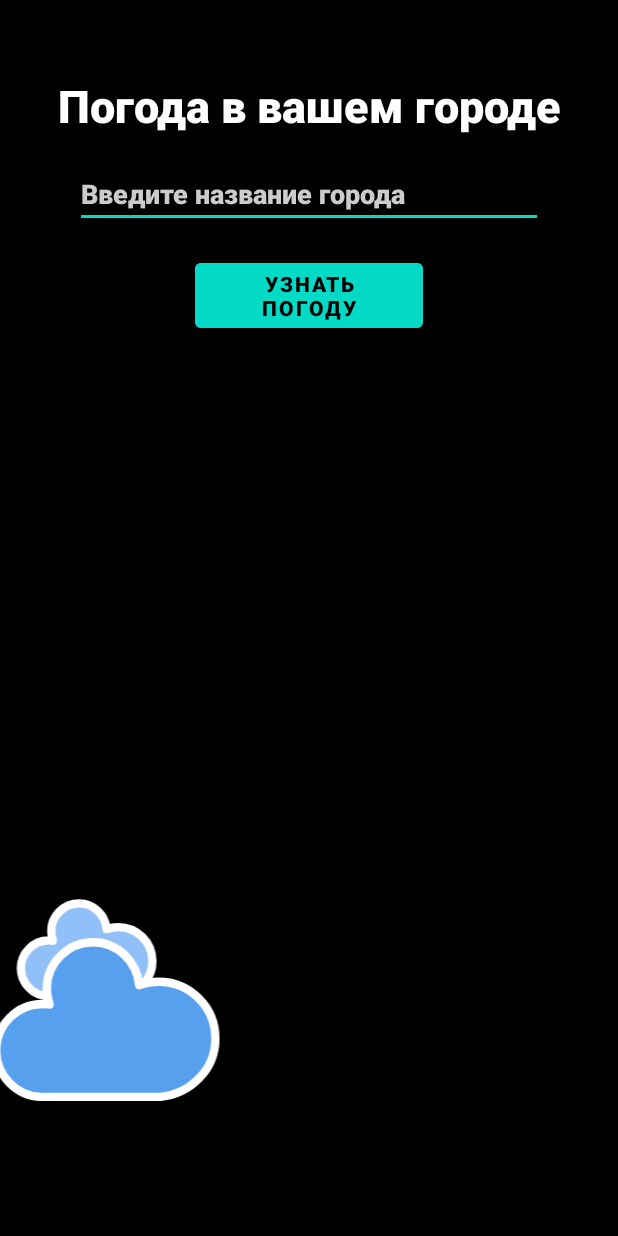
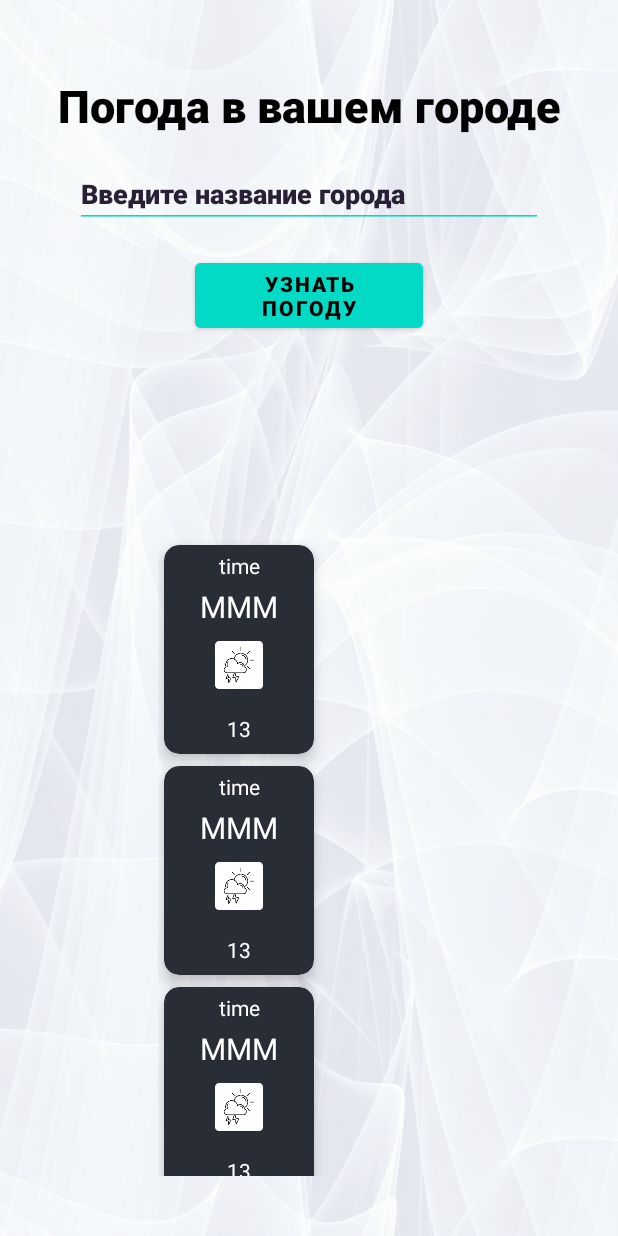
Before and after one commit to DenKorparation/FSE_project_Android, an Android app: the screen it shows after launch (MainActivity), on a phone screen of 412 x 824 dp. Run offline under Robolectric (Android 15) with nearby library versions, the phone set to English and light mode, and no system bars; Roboto replaces fonts that are not available here.

Commit message:
Recycler View

```diff
--- a/app/build.gradle
+++ b/app/build.gradle
@@ -43,6 +43,7 @@ dependencies {
     implementation 'com.google.android.gms:play-services-location:17.0.0'
     implementation 'com.google.android.material:material:1.4.0'
 
+
     testImplementation 'junit:junit:4.+'
     androidTestImplementation 'androidx.test.ext:junit:1.1.3'
     androidTestImplementation 'androidx.test.espresso:espresso-core:3.4.0'
--- a/app/src/main/java/com/uni/MainActivity.java
+++ b/app/src/main/java/com/uni/MainActivity.java
@@ -5,9 +5,12 @@ import android.graphics.BitmapFactory;
 import android.os.AsyncTask;
 import android.provider.ContactsContract;
 import android.view.View;
+import android.view.WindowManager;
 import android.widget.*;
 import androidx.appcompat.app.AppCompatActivity;
 import android.os.Bundle;
+import androidx.recyclerview.widget.LinearLayoutManager;
+import androidx.recyclerview.widget.RecyclerView;
 import org.json.JSONObject;
 
 import java.io.IOException;
@@ -16,9 +19,14 @@ import java.io.InputStreamReader;
 import java.net.HttpURLConnection;
 import java.net.MalformedURLException;
 import java.net.URL;
+import java.util.ArrayList;
+import java.util.HashMap;
+import java.util.Map;
 
 
 public class MainActivity extends AppCompatActivity {
+
+    private RecyclerView weatherlist;
     private Database database;
     private EditText user_field;
     private Button main_btn;
@@ -27,6 +35,10 @@ public class MainActivity extends AppCompatActivity {
     private TextView windspeed;
     private TextView pressure;
     private ImageView icon;
+    public String idIcons;
+    private Map<String, Integer> map = new HashMap<String, Integer>();
+    private weatherRVAdapter weatherRvAdapter;
+
 
     @Override
     protected void onCreate(Bundle savedInstanceState) {
@@ -34,7 +46,9 @@ public class MainActivity extends AppCompatActivity {
         setContentView(R.layout.activity_main);
 
         database = new Database();
-
+        weatherlist = findViewById(R.id.rv_blocks);
+        LinearLayoutManager layoutManager = new LinearLayoutManager(this);
+        weatherlist.setLayoutManager(layoutManager);
         user_field = findViewById(R.id.user_field);
         main_btn = findViewById(R.id.main_button);
         result_info = findViewById(R.id.resultinfo);
@@ -42,17 +56,44 @@ public class MainActivity extends AppCompatActivity {
         windspeed = findViewById(R.id.windspeed);
         pressure = findViewById(R.id.pressure);
         icon = findViewById(R.id.icon);
+        weatherRvAdapter = new weatherRVAdapter(10);
+        weatherlist.setAdapter(weatherRvAdapter);
+
+
+        map.put("01d", R.drawable.ic__1d);
+        map.put("01n", R.drawable.ic__1n);
+        map.put("02d", R.drawable.ic__2d);
+        map.put("02n", R.drawable.ic__2n);
+        map.put("03d", R.drawable.ic__3d);
+        map.put("03n", R.drawable.ic__3n);
+        map.put("04d", R.drawable.ic__4d);
+        map.put("04n", R.drawable.ic__4n);
+        map.put("09d", R.drawable.ic__9d);
+        map.put("09n", R.drawable.ic__9n);
+        map.put("10d", R.drawable.ic__10d);
+        map.put("10n", R.drawable.ic__10n);
+        map.put("11d", R.drawable.ic__11d);
+        map.put("11n", R.drawable.ic__11n);
+        map.put("13d", R.drawable.ic__13d);
+        map.put("13n", R.drawable.ic__13n);
+        map.put("50d", R.drawable.ic__50d);
+        map.put("50n", R.drawable.ic__50n);
+
+
+
+
 
         main_btn.setOnClickListener(new View.OnClickListener() {
             @Override
             public void onClick(View v) {
+
                 if(user_field.getText().toString().trim().equals(""))
                     Toast.makeText(MainActivity.this, R.string.no_user_input, Toast.LENGTH_LONG).show();
                 else{
                     database.setNameOfCity(user_field.getText().toString().trim());
                     new Request().execute();
-                    System.out.println("|" + user_field.getText().toString().trim() + "|  " + database.getCurWeatherData().getTemp());
-
+                    //System.out.println("|" + user_field.getText().toString().trim() + "|  " + database.getCurWeatherData().getTemp());
+                    //icon.setImageResource(map.get(database.getCurWeatherData().getIdIcon()));
                 }
             }
         });
@@ -74,10 +115,11 @@ public class MainActivity extends AppCompatActivity {
         protected void onPostExecute(String result) {
             super.onPostExecute(result);
             if (database.isCorrectData())
-            {result_info.setText(database.getNameOfCity() + "\n" + "Температура: " + Float.toString(database.getCurWeatherData().getTemp())+"°C");
-                feelslike.setText( "Температура ощущается как: "+Float.toString(database.getCurWeatherData().getFeelsLikeTemp())+"°C");
-                windspeed.setText("Скорость ветра: "+Float.toString(database.getCurWeatherData().getWindSpeed())+" m/s");
-                pressure.setText("Давление: "+Float.toString(database.getCurWeatherData().getPressure())+" GPa");
+            {result_info.setText(database.getNameOfCity() + "\n" + Float.toString(database.getCurWeatherData().getTemp())+"°C");
+                feelslike.setText( "Ощущается как: "+Float.toString(database.getCurWeatherData().getFeelsLikeTemp())+"°C");
+                windspeed.setText(Float.toString(database.getCurWeatherData().getWindSpeed())+" m/s");
+                pressure.setText(Float.toString(database.getCurWeatherData().getPressure())+" GPa");
+                icon.setImageResource(map.get(database.getCurWeatherData().getIdIcon()));
                 }
 
             else
--- /dev/null
+++ b/app/src/main/java/com/uni/weatherRVAdapter.java
@@ -0,0 +1,63 @@
+package com.uni;
+
+import android.content.Context;
+import android.view.LayoutInflater;
+import android.view.View;
+import android.view.ViewGroup;
+import android.widget.ImageView;
+import android.widget.TextView;
+import androidx.annotation.NonNull;
+import androidx.recyclerview.widget.RecyclerView;
+
+import java.util.ArrayList;
+
+public class weatherRVAdapter extends RecyclerView.Adapter<weatherRVAdapter.WeatherViewHolder>{
+
+    private static int viewHolderCount;
+    private int numberItems;
+    public weatherRVAdapter(int numberofItems){
+        numberItems = numberofItems;
+        viewHolderCount = 0;
+    }
+    @Override
+    public WeatherViewHolder onCreateViewHolder(@NonNull ViewGroup parent, int viewType) {
+        Context context = parent.getContext();
+        int layoutIdForListItem = R.layout.weather_rv_item;
+        LayoutInflater inflater = LayoutInflater.from(context);
+        View view = inflater.inflate(layoutIdForListItem, parent,false);
+        WeatherViewHolder viewHolder = new WeatherViewHolder(view);
+
+        return viewHolder;
+
+    }
+
+    @Override
+    public void onBindViewHolder(@NonNull WeatherViewHolder holder, int position) {
+    holder.bind(position);
+    }
+
+    @Override
+    public int getItemCount() {
+        return numberItems;
+    }
+
+    class WeatherViewHolder extends RecyclerView.ViewHolder{
+    TextView temp;
+    TextView time;
+    ImageView icon;
+    TextView speed;
+    Database database;
+    public WeatherViewHolder(@NonNull View itemView) {
+        super(itemView);
+        database = new Database();
+        temp = itemView.findViewById(R.id.idTVTemperature);
+        time = itemView.findViewById(R.id.idTVTime);
+        icon = itemView.findViewById(R.id.idIVCondition);
+        speed = itemView.findViewById(R.id.idTVWindSpeed);
+
+    }
+    void bind(int listIndex){
+        temp.setText("MMM" );
+    }
+}
+}
--- a/app/src/main/res/layout/activity_main.xml
+++ b/app/src/main/res/layout/activity_main.xml
@@ -7,8 +7,20 @@
         android:layout_width="match_parent"
         android:layout_height="match_parent"
         tools:context=".MainActivity"
-        android:background="@color/colorback">
+        android:background="@drawable/backgro"
+        android:backgroundTintMode="screen"
+        android:backgroundTint="#0F061E">
 
+    <androidx.recyclerview.widget.RecyclerView
+            android:layout_width="306dp"
+            android:layout_height="260dp"
+            android:layout_alignParentStart="true"
+            android:layout_alignParentTop="true"
+            android:layout_marginTop="359dp"
+            android:layout_marginStart="105dp"
+            android:layout_alignParentBottom="true"
+            android:layout_marginBottom="40dp"
+            android:id="@+id/rv_blocks"/>
 
     <TextView
             android:text="@string/logo"
@@ -17,7 +29,7 @@
             android:layout_height="wrap_content"
             android:id="@+id/logo"
             android:textAlignment="center"
-            android:textColor="@color/white"
+            android:textColor="@color/black"
             android:textSize="30sp"
             android:fontFamily="sans-serif-black"/>
 
@@ -26,8 +38,8 @@
             android:layout_height="wrap_content"
             android:inputType="textPersonName"
             android:hint="@string/hint"
-            android:textColor="@color/white"
-            android:textColorHint="@color/TextColorHint"
+            android:textColor="@color/black_shade_1"
+            android:textColorHint="@color/black_shade_1"
             android:layout_below="@id/logo"
             android:backgroundTint="@color/teal_200"
             android:layout_marginTop="16dp"
@@ -55,8 +67,8 @@
             android:id="@+id/resultinfo"
             android:textAlignment="center"
             android:layout_below="@id/main_button"
-            android:textColor="@color/TextColorHint"
-            android:textSize="15sp"
+            android:textColor="@color/black_shade_1"
+            android:textSize="25sp"
             android:layout_alignParentStart="true"
             android:layout_marginStart="0dp"/>
 
@@ -67,8 +79,8 @@
             android:id="@+id/feelslike"
             android:textAlignment="center"
             android:layout_below="@id/main_button"
-            android:textColor="@color/TextColorHint"
-            android:textSize="15sp"
+            android:textColor="@color/black_shade_1"
+            android:textSize="25sp"
             android:layout_alignParentStart="true"
             android:layout_marginStart="-2dp"
             android:layout_centerVertical="true"
@@ -82,8 +94,8 @@
             android:id="@+id/windspeed"
             android:textAlignment="center"
             android:layout_below="@id/main_button"
-            android:textColor="@color/TextColorHint"
-            android:textSize="15sp"
+            android:textColor="@color/black_shade_1"
+            android:textSize="25sp"
             android:layout_alignParentStart="true"
             android:layout_marginStart="0dp"/>
 
@@ -94,18 +106,23 @@
             android:id="@+id/pressure"
             android:textAlignment="center"
             android:layout_below="@id/main_button"
-            android:textColor="@color/TextColorHint"
-            android:textSize="15sp"
+            android:textColor="@color/black_shade_1"
+            android:textSize="25sp"
             android:layout_alignParentStart="true"
             android:layout_marginStart="-5dp"/>
+
     <ImageView
             android:id="@+id/icon"
             android:layout_width="394dp"
             android:layout_height="131dp"
             android:background="#00FA2255"
-            android:src="@drawable/ic_cloudy" android:layout_alignParentStart="true"
-            android:layout_marginTop="533dp" android:layout_marginStart="-126dp" android:layout_alignParentTop="true"
-            android:layout_centerHorizontal="true" android:layout_alignParentBottom="true"
+
+            android:layout_alignParentStart="true"
+            android:layout_marginTop="533dp"
+            android:layout_marginStart="-126dp"
+            android:layout_alignParentTop="true"
+            android:layout_centerHorizontal="true"
+            android:layout_alignParentBottom="true"
             android:layout_marginBottom="-5dp"/>
 
 </RelativeLayout>
--- /dev/null
+++ b/app/src/main/res/layout/weather_rv_item.xml
@@ -0,0 +1,64 @@
+<?xml version="1.0" encoding="utf-8"?>
+<androidx.cardview.widget.CardView xmlns:android="http://schemas.android.com/apk/res/android"
+                                   android:layout_width="100dp"
+                                   xmlns:app="http://schemas.android.com/apk/res-auto"
+                                   android:layout_gravity="center"
+                                   android:layout_margin="4dp"
+                                   app:cardElevation="6dp"
+                                   app:cardCornerRadius="10dp"
+                                   android:background="@android:color/transparent"
+                                   android:layout_height="wrap_content">
+
+    <RelativeLayout
+            android:layout_width="match_parent"
+            android:layout_height="wrap_content"
+            android:background="@drawable/card_back">
+        <TextView
+                android:layout_width="match_parent"
+                android:layout_height="wrap_content"
+                android:id="@+id/idTVTime"
+                android:gravity="center"
+                android:padding="4dp"
+                android:text="time"
+                android:textColor="@color/white"
+                android:textAlignment="center"
+                />
+        <TextView
+                android:layout_width="match_parent"
+                android:layout_height="wrap_content"
+                android:id="@+id/idTVTemperature"
+                android:gravity="center"
+                android:text="20"
+                android:textAlignment="center"
+                android:textSize="20sp"
+                android:layout_below="@id/idTVTime"
+                android:textColor="@color/white"
+                />
+
+        <ImageView
+                android:layout_width="40dp"
+                android:layout_height="40dp"
+                android:layout_below="@id/idTVTemperature"
+                android:id="@+id/idIVCondition"
+                android:layout_centerHorizontal="true"
+                android:layout_margin="5dp"
+                android:padding="4dp"
+                android:src="@mipmap/ic_launcher"
+                />
+        <TextView
+                android:layout_width="match_parent"
+                android:layout_height="wrap_content"
+                android:textAlignment="center"
+                android:layout_centerHorizontal="true"
+                android:gravity="center"
+                android:layout_below="@id/idIVCondition"
+                android:id="@+id/idTVWindSpeed"
+                android:textColor="@color/white"
+                android:text="13"
+                android:padding="3dp"
+                android:layout_margin="4dp"
+                />
+
+    </RelativeLayout>
+
+</androidx.cardview.widget.CardView>
```
Also changed, not shown: app/src/main/res/drawable/backgr.jpg (added), app/src/main/res/drawable/backgro.jpg (added), 1 other file.
